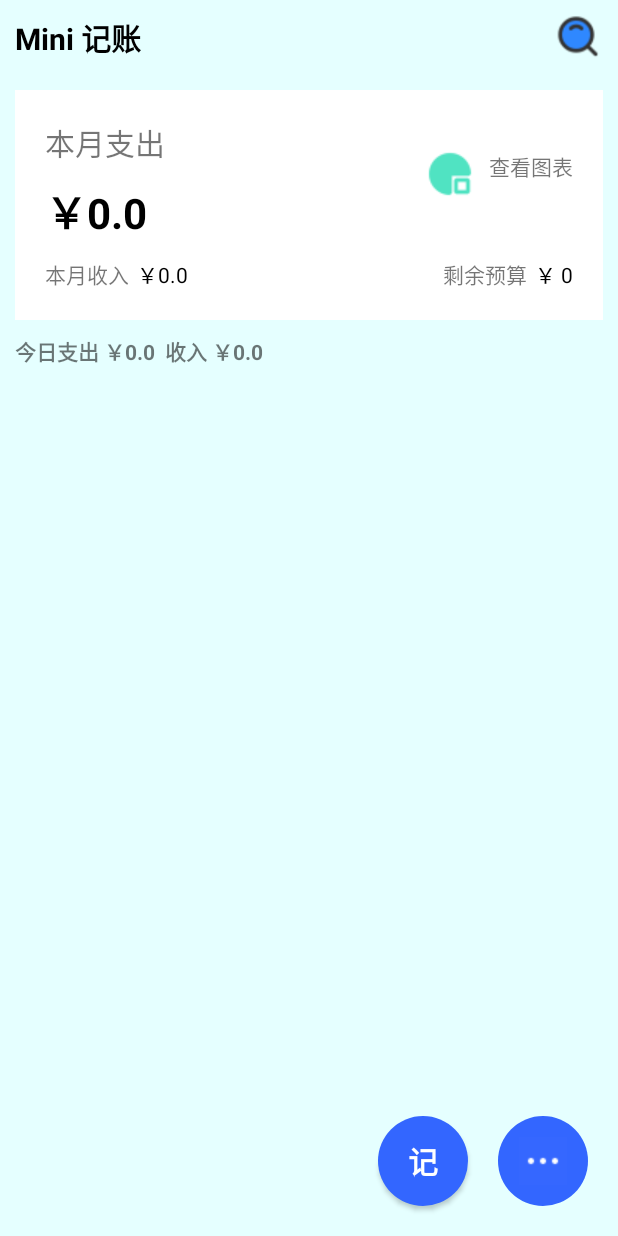
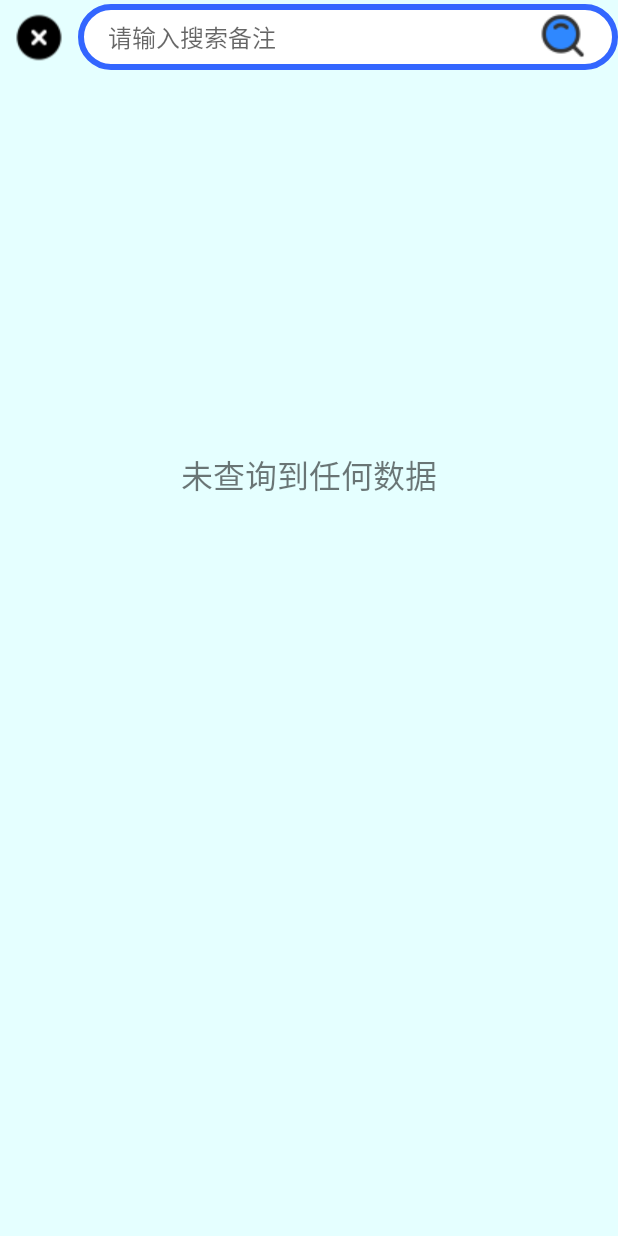
Before and after one commit to Arete-FFF/WhereYourMoney, an Android app: the screen it shows after launch (MainActivity before the commit, SearchActivity after it), after a tap on an icon or button, on a phone screen of 412 x 824 dp. Run offline under Robolectric (Android 15) with nearby library versions, the phone set to English and light mode, and no system bars.

Commit message:
搜索界面完成

```diff
--- a/app/src/main/AndroidManifest.xml
+++ b/app/src/main/AndroidManifest.xml
@@ -13,6 +13,9 @@
         android:theme="@style/Theme.GreatAssignment"
         tools:targetApi="31">
         <activity
+            android:name=".SearchActivity"
+            android:exported="false"/>
+        <activity
             android:name=".WriteActivity"
             android:exported="false"/>
         <activity
--- a/app/src/main/java/com/fxy/greatassignment/MainActivity.java
+++ b/app/src/main/java/com/fxy/greatassignment/MainActivity.java
@@ -189,11 +189,13 @@ public class MainActivity extends AppCompatActivity implements View.OnClickListe
     public void onClick(View view) {
         switch (view.getId()) {
             case R.id.main_iv_search:
-
+                //跳转页面
+                Intent it1 = new Intent(this, SearchActivity.class);
+                startActivity(it1);
                 break;
             case R.id.main_btn_edit:
-                Intent it1 = new Intent(this, WriteActivity.class);
-                startActivity(it1);
+                Intent it2 = new Intent(this, WriteActivity.class);
+                startActivity(it2);
                 break;
             case R.id.main_btn_more:
 
--- /dev/null
+++ b/app/src/main/java/com/fxy/greatassignment/SearchActivity.java
@@ -0,0 +1,76 @@
+package com.fxy.greatassignment;
+
+import androidx.appcompat.app.AppCompatActivity;
+
+import android.os.Bundle;
+import android.text.TextUtils;
+import android.view.View;
+import android.widget.EditText;
+import android.widget.ListView;
+import android.widget.TextView;
+import android.widget.Toast;
+
+import com.fxy.greatassignment.adapter.AccountAdapter;
+import com.fxy.greatassignment.database.AccountBean;
+import com.fxy.greatassignment.database.DBManager;
+
+
+import java.util.ArrayList;
+import java.util.List;
+
+public class SearchActivity extends AppCompatActivity {
+    // 定义需要用到的控件
+    ListView searchLv;
+    EditText searchEt;
+    TextView emptyTv;
+    // 定义数据源
+    List<AccountBean>mDatas;
+    // 定义适配器
+    AccountAdapter adapter;
+    @Override
+    protected void onCreate(Bundle savedInstanceState) {
+        super.onCreate(savedInstanceState);
+        setContentView(R.layout.activity_search);
+        // 初始化控件
+        initView();
+        // 初始化数据
+        mDatas = new ArrayList<>();
+        // 初始化控件
+        adapter = new AccountAdapter(this,mDatas);
+        searchLv.setAdapter(adapter);
+        // 当无数据时，显示的控件
+        searchLv.setEmptyView(emptyTv);
+    }
+
+    private void initView() {
+        // 绑定各个控件
+        searchEt = findViewById(R.id.search_et);
+        searchLv = findViewById(R.id.search_lv);
+        emptyTv = findViewById(R.id.search_tv_empty);
+    }
+
+    public void onClick(View view) {
+        switch (view.getId()) {
+            // 点击❌时直接返回
+            case R.id.search_iv_back:
+                finish();
+                break;
+            // 点击搜索图标时的搜索操作
+            case R.id.search_iv_sh:
+                String msg = searchEt.getText().toString().trim();
+                // 判断输入内容是否为空，如果为空，就提示不能搜索
+                if (TextUtils.isEmpty(msg)) {
+                    Toast.makeText(this,"输入内容不能为空！",Toast.LENGTH_SHORT).show();
+                    return;
+                }
+                // 开始搜索
+                List<AccountBean> list = DBManager.getAccountListByRemarkFromAccounttb(msg);
+                mDatas.clear();
+                // 添加数据源
+                mDatas.addAll(list);
+                // 数据更新
+                adapter.notifyDataSetChanged();
+                break;
+        }
+    }
+}
--- /dev/null
+++ b/app/src/main/res/layout/activity_search.xml
@@ -0,0 +1,57 @@
+<?xml version="1.0" encoding="utf-8"?>
+<LinearLayout xmlns:android="http://schemas.android.com/apk/res/android"
+    android:layout_width="match_parent"
+    android:layout_height="match_parent"
+    android:orientation="vertical"
+    android:background="@color/grey_light">
+    <RelativeLayout
+        android:layout_width="match_parent"
+        android:layout_height="50dp">
+        <ImageView
+            android:id="@+id/search_iv_back"
+            android:layout_width="wrap_content"
+            android:layout_height="match_parent"
+            android:onClick="onClick"
+            android:layout_marginLeft="10dp"
+            android:src="@mipmap/ih_error"/>
+        <EditText
+            android:id="@+id/search_et"
+            android:layout_width="match_parent"
+            android:layout_height="wrap_content"
+            android:layout_toRightOf="@id/search_iv_back"
+            android:background="@drawable/dialog_btn_bg_1"
+            android:layout_centerVertical="true"
+            android:textSize="16sp"
+            android:paddingTop="10dp"
+            android:paddingBottom="10dp"
+            android:paddingLeft="20dp"
+            android:layout_marginLeft="10dp"
+            android:hint="请输入搜索备注">
+            <requestFocus/>
+        </EditText>
+        <ImageView
+            android:id="@+id/search_iv_sh"
+            android:layout_width="wrap_content"
+            android:layout_height="wrap_content"
+            android:src="@mipmap/search"
+            android:layout_alignParentRight="true"
+            android:layout_centerVertical="true"
+            android:layout_marginRight="20dp"
+            android:onClick="onClick"/>
+    </RelativeLayout>
+    <ListView
+        android:id="@+id/search_lv"
+        android:layout_width="match_parent"
+        android:layout_height="match_parent"
+        android:dividerHeight="6dp"
+        android:divider="@color/grey_light" />
+    <TextView
+        android:id="@+id/search_tv_empty"
+        android:layout_width="match_parent"
+        android:layout_height="wrap_content"
+        android:text="未查询到任何数据"
+        android:gravity="center"
+        android:textSize="21sp"
+        android:layout_marginTop="250dp"/>
+
+</LinearLayout>
--- a/app/src/main/res/layout/item_mainlv_top.xml
+++ b/app/src/main/res/layout/item_mainlv_top.xml
@@ -69,9 +69,9 @@
             android:layout_alignParentTop="@id/item_mainlv_top_money_out"
             android:layout_alignParentRight="true"
             android:layout_marginTop="20dp"
-            android:drawableLeft="@mipmap/ih_biaoge"
-            android:drawablePadding="10dp"
-            android:text="查看图表" />
+            android:text="点击查看本月收支"
+            android:textStyle="bold"
+            android:textSize="18sp"/>
     </RelativeLayout>
     <TextView
         android:id="@+id/item_mainlv_top_day"
```
Also changed, not shown: app/src/main/java/com/fxy/greatassignment/database/DBManager.java (+34 -10 lines).
